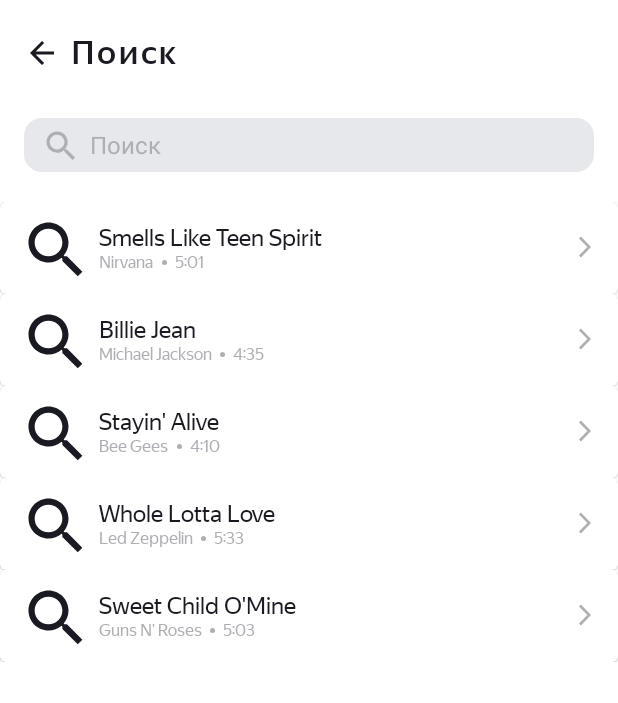
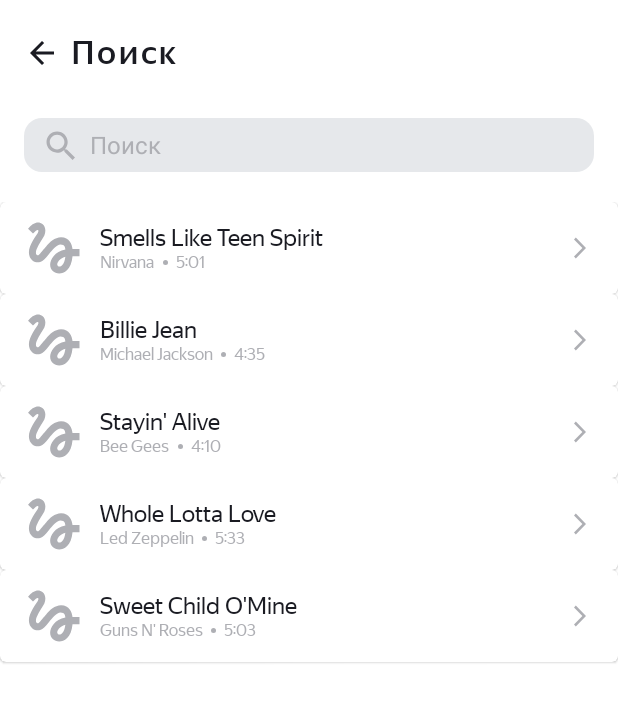
Before and after one commit to dariaban/Playlist_Maker3, an Android app: the screen it shows after launch (SearchActivity), after a tap on "Поиск", on a phone screen of 412 x 824 dp. Shown: the top 703 px of the screen. Run offline under Robolectric (Android 15) with nearby library versions, the phone set to English and light mode, and no system bars; pictures from the network do not load.

Commit message:
Привет, Азат! Спасибо за замечания, все посторалась поправить.

```diff
--- a/app/src/main/java/com/example/playlist_maker3/SearchActivity.kt
+++ b/app/src/main/java/com/example/playlist_maker3/SearchActivity.kt
@@ -66,7 +66,7 @@ class SearchActivity : AppCompatActivity() {
         savedInstanceState.getString(EDIT_TEXT_KEY).toString()
     }
 
-    companion object {
+    private companion object {
         const val EDIT_TEXT_KEY = "EDIT_TEXT_KEY"
     }
 }
--- a/app/src/main/java/com/example/playlist_maker3/TrackAdapter.kt
+++ b/app/src/main/java/com/example/playlist_maker3/TrackAdapter.kt
@@ -42,24 +42,20 @@ class TrackAdapter() : RecyclerView.Adapter<TrackAdapter.TrackViewHolder>() {
     ))
 
     class TrackViewHolder(parentView: View) : RecyclerView.ViewHolder(parentView) {
-        private val trackName: TextView
-        private val artistName: TextView
-        private val trackTime: TextView
-        private val artworkUrl100: ImageView
-
-        init {
-            trackName = parentView.findViewById(R.id.trackName)
-            artistName = parentView.findViewById(R.id.artistName)
-            trackTime = parentView.findViewById(R.id.trackTime)
-            artworkUrl100 = parentView.findViewById(R.id.trackArtwork)
-        }
+        private val trackName: TextView = parentView.findViewById(R.id.trackName)
+        private val artistName: TextView = parentView.findViewById(R.id.artistName)
+        private val trackTime: TextView = parentView.findViewById(R.id.trackTime)
+        private val artworkUrl: ImageView = parentView.findViewById(R.id.trackArtwork)
 
         fun bind(track: Track) {
             trackName.text = track.trackName
             artistName.text = track.artistName
             trackTime.text = track.trackTime
-            Glide.with(itemView).load(track.artworkUrl100).placeholder(R.drawable.search)
-                .transform(RoundedCorners(10)).into(artworkUrl100)
+            Glide.with(itemView)
+                .load(track.artworkUrl100)
+                .placeholder(R.drawable.placeholder)
+                .transform(RoundedCorners(10))
+                .into(artworkUrl)
 
         }
     }
--- /dev/null
+++ b/app/src/main/res/drawable/placeholder.xml
@@ -0,0 +1,9 @@
+<vector xmlns:android="http://schemas.android.com/apk/res/android"
+    android:width="45dp"
+    android:height="45dp"
+    android:viewportWidth="45"
+    android:viewportHeight="45">
+  <path
+      android:pathData="M8.606,12.919C9.919,11.587 11.231,10.387 11.813,10.631C12.75,11.006 11.813,12.563 11.25,13.481C10.781,14.269 5.888,20.775 5.888,25.313C5.888,27.712 6.788,29.7 8.4,30.9C9.806,31.95 11.663,32.269 13.35,31.763C15.356,31.181 17.006,29.138 19.087,26.569C21.356,23.775 24.394,20.119 26.737,20.119C29.794,20.119 29.831,22.013 30.038,23.475C22.95,24.675 19.95,30.356 19.95,33.544C19.95,36.731 22.65,39.338 25.969,39.338C29.025,39.338 34.013,36.844 34.763,27.9H39.375V23.212H34.744C34.463,20.119 32.7,15.337 27.188,15.337C22.969,15.337 19.35,18.919 17.925,20.663C16.837,22.031 14.063,25.313 13.631,25.763C13.163,26.325 12.356,27.337 11.55,27.337C10.706,27.337 10.2,25.781 10.875,23.737C11.531,21.694 13.5,18.375 14.344,17.138C15.806,15 16.781,13.538 16.781,10.988C16.781,6.919 13.706,5.625 12.075,5.625C9.6,5.625 7.444,7.5 6.975,7.969C6.3,8.644 5.738,9.206 5.325,9.712L8.606,12.919ZM26.025,34.781C25.444,34.781 24.638,34.294 24.638,33.431C24.638,32.306 26.006,29.306 30.019,28.256C29.456,33.3 27.337,34.781 26.025,34.781Z"
+      android:fillColor="#AEAFB4"/>
+</vector>
--- a/app/src/main/res/layout/track_view.xml
+++ b/app/src/main/res/layout/track_view.xml
@@ -1,17 +1,13 @@
 <?xml version="1.0" encoding="utf-8"?>
-<LinearLayout xmlns:android="http://schemas.android.com/apk/res/android"
+<com.google.android.material.card.MaterialCardView xmlns:android="http://schemas.android.com/apk/res/android"
+    xmlns:tools="http://schemas.android.com/tools"
     xmlns:app="http://schemas.android.com/apk/res-auto"
+    android:id="@+id/card"
+    android:backgroundTint="?attr/colorSecondary"
     android:layout_width="match_parent"
-    android:layout_height="wrap_content"
-    android:orientation="vertical">
+    android:layout_height="wrap_content">
 
-    <com.google.android.material.card.MaterialCardView
-        android:id="@+id/card"
-        android:backgroundTint="?attr/colorSecondary"
-        android:layout_width="match_parent"
-        android:layout_height="wrap_content">
-
-        <FrameLayout
+        <LinearLayout
             android:layout_width="match_parent"
             android:layout_height="wrap_content"
             android:orientation="horizontal">
@@ -22,13 +18,15 @@
                 android:layout_height="45dp"
                 android:layout_marginStart="13dp"
                 android:layout_marginTop="8dp"
+                android:layout_weight="0"
                 android:layout_marginBottom="8dp" />
 
             <LinearLayout
+                android:layout_weight="1"
                 android:layout_width="wrap_content"
                 android:layout_height="wrap_content"
-                android:layout_marginStart="66dp"
                 android:layout_marginTop="14dp"
+                android:layout_marginStart="8dp"
                 android:orientation="vertical">
 
                 <TextView
@@ -37,6 +35,7 @@
                     android:layout_height="wrap_content"
                     android:fontFamily="@font/ys_display_regular"
                     android:textColor="?attr/colorPrimaryVariant"
+                    tools:text="TrackName"
                     android:textSize="@dimen/text_size_16" />
 
                 <LinearLayout
@@ -45,13 +44,13 @@
                     android:orientation="horizontal">
 
                     <TextView
+                        style="@style/trackInfo"
                         android:id="@+id/artistName"
                         android:layout_width="wrap_content"
                         android:layout_height="wrap_content"
                         android:layout_marginEnd="5dp"
-                        android:fontFamily="@font/ys_display_regular"
-                        android:textColor="?attr/colorOnPrimary"
-                        android:textSize="11sp" />
+                        tools:text="ArtistName"
+                        />
 
                     <ImageView
                         android:layout_width="3dp"
@@ -61,25 +60,22 @@
                         app:tint="?attr/colorOnPrimary" />
 
                     <TextView
+                        style="@style/trackInfo"
                         android:id="@+id/trackTime"
                         android:layout_width="wrap_content"
                         android:layout_height="wrap_content"
                         android:layout_marginStart="5dp"
-                        android:fontFamily="@font/ys_display_regular"
-                        android:textColor="?attr/colorOnPrimary"
-                        android:textSize="11sp" />
+                        tools:text="TrackTime"
+                        />
                 </LinearLayout>
             </LinearLayout>
 
             <ImageView
-                android:layout_width="24dp"
-                android:layout_height="24dp"
-                android:layout_gravity="end"
-                android:layout_marginTop="18dp"
-                android:layout_marginEnd="10dp"
+                android:layout_width="wrap_content"
+                android:layout_height="match_parent"
+                android:layout_weight="0"
                 android:src="@drawable/arrow_search"
-                app:tint="?attr/colorOnPrimary" />
-        </FrameLayout>
+                app:tint="?attr/colorOnPrimary"
+                android:layout_marginEnd="13dp"/>
+        </LinearLayout>
     </com.google.android.material.card.MaterialCardView>
-
-</LinearLayout>
--- a/app/src/main/res/values/styles.xml
+++ b/app/src/main/res/values/styles.xml
@@ -40,4 +40,9 @@
         <item name="android:textSize">@dimen/text_size_22</item>
         <item name="android:textColor">?attr/colorPrimaryVariant</item>
     </style>
+    <style name="trackInfo">
+        <item name="fontFamily">@font/ys_display_regular</item>
+        <item name="android:textSize">11sp</item>
+        <item name="android:textColor">?attr/colorOnPrimary</item>
+    </style>
 </resources>
```
